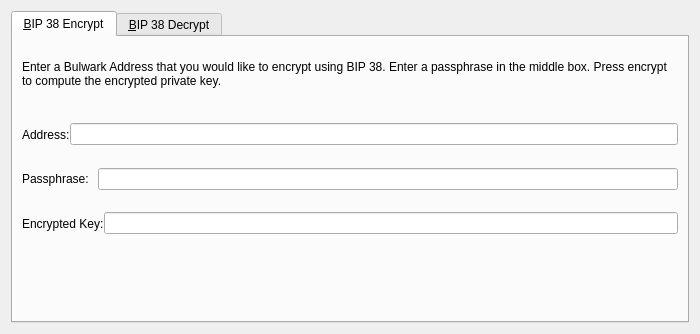
Above: src/qt/forms/bip38tooldialog.ui from coinmenace/faccore before the change. Below: the same form after it.
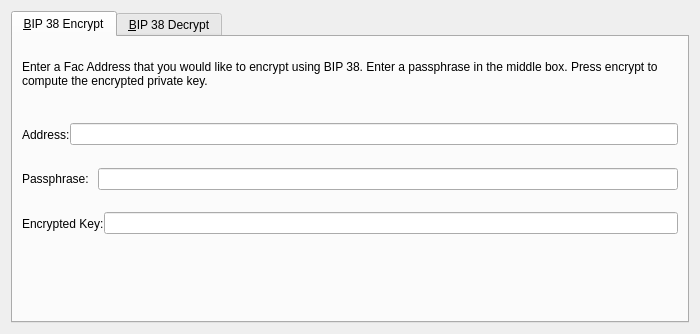
That is the form after the change. The open tabs and pages were chosen to show the change. Icons and pictures are not drawn. Custom widgets are drawn as their Qt base class.

Diff of the .ui file:
```diff
--- a/src/qt/forms/bip38tooldialog.ui
+++ b/src/qt/forms/bip38tooldialog.ui
@@ -30,7 +30,7 @@
        <item>
         <widget class="QLabel" name="infoLabel_ENC">
          <property name="text">
-          <string>Enter a Bulwark Address that you would like to encrypt using BIP 38. Enter a passphrase in the middle box. Press encrypt to compute the encrypted private key.</string>
+          <string>Enter a Fac Address that you would like to encrypt using BIP 38. Enter a passphrase in the middle box. Press encrypt to compute the encrypted private key.</string>
          </property>
          <property name="textFormat">
           <enum>Qt::PlainText</enum>
```
Left out of the diff: 24 changed lines with no effect on the pictures.
